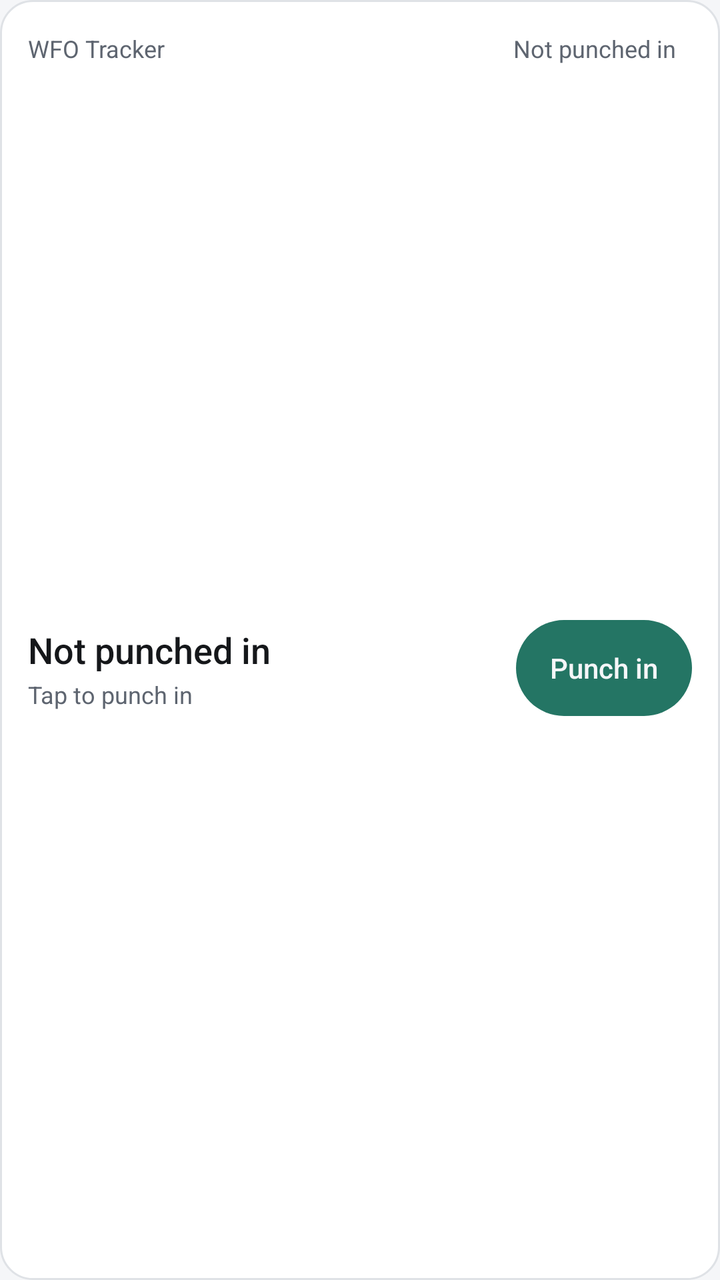
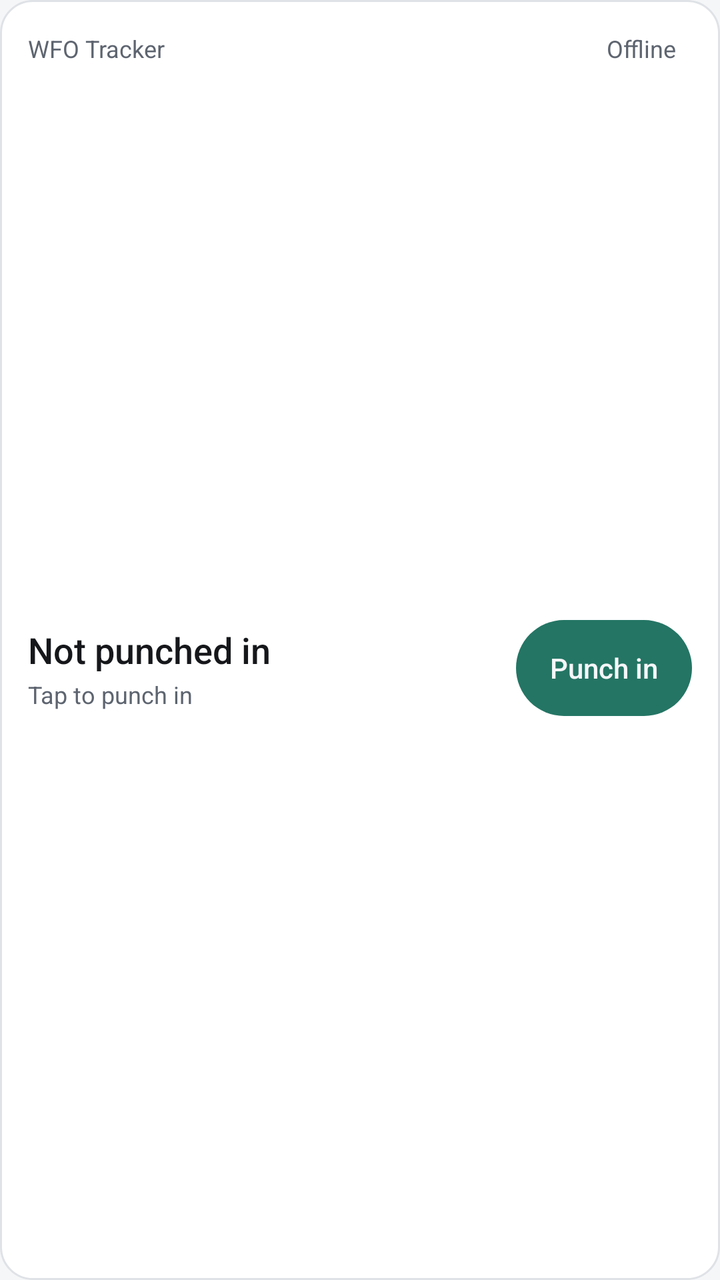

Screens rendered from an Android XML layout before and after an edit, with the pre-edit source and the edit as a unified diff.
<!-- AndroidManifest.xml: application theme Theme.MyApplication -->
<!-- res/layout/widget_wfo_tracker.xml -->
<?xml version="1.0" encoding="utf-8"?>
<LinearLayout xmlns:android="http://schemas.android.com/apk/res/android"
    android:id="@+id/widget_root"
    android:layout_width="match_parent"
    android:layout_height="match_parent"
    android:background="@drawable/widget_background"
    android:orientation="vertical"
    android:padding="14dp">

    
    <LinearLayout
        android:layout_width="match_parent"
        android:layout_height="wrap_content"
        android:orientation="horizontal"
        android:gravity="center_vertical">

        <TextView
            android:layout_width="0dp"
            android:layout_height="wrap_content"
            android:layout_weight="1"
            android:text="@string/app_name"
            android:textColor="@color/app_muted"
            android:textSize="12sp" />

        
        <TextView
            android:id="@+id/widget_status_pill"
            android:layout_width="wrap_content"
            android:layout_height="wrap_content"
            android:text="@string/widget_status_idle"
            android:textColor="@color/app_muted"
            android:textSize="12sp"
            android:paddingStart="8dp"
            android:paddingEnd="8dp"
            android:paddingTop="2dp"
            android:paddingBottom="2dp" />
    </LinearLayout>

    
    <LinearLayout
        android:layout_width="match_parent"
        android:layout_height="0dp"
        android:layout_weight="1"
        android:orientation="horizontal"
        android:gravity="center_vertical"
        android:layout_marginTop="8dp">

        
        <LinearLayout
            android:layout_width="0dp"
            android:layout_height="wrap_content"
            android:layout_weight="1"
            android:orientation="vertical">

            
            <Chronometer
                android:id="@+id/widget_chronometer"
                android:layout_width="wrap_content"
                android:layout_height="wrap_content"
                android:fontFamily="sans-serif-medium"
                android:fontFeatureSettings="tnum"
                android:textColor="@color/app_ink"
                android:textSize="22sp"
                android:visibility="gone" />

            
            <TextView
                android:id="@+id/widget_static_time"
                android:layout_width="wrap_content"
                android:layout_height="wrap_content"
                android:fontFamily="sans-serif-medium"
                android:text="@string/widget_status_idle"
                android:textColor="@color/app_ink"
                android:textSize="18sp" />

            
            <TextView
                android:id="@+id/widget_sub_info"
                android:layout_width="wrap_content"
                android:layout_height="wrap_content"
                android:layout_marginTop="2dp"
                android:text="@string/widget_tap_to_punch_in"
                android:textColor="@color/app_muted"
                android:textSize="12sp" />
        </LinearLayout>

        
        <Button
            android:id="@+id/widget_action_btn"
            android:layout_width="wrap_content"
            android:layout_height="wrap_content"
            android:minHeight="48dp"
            android:background="@drawable/widget_button_bg"
            android:fontFamily="sans-serif-medium"
            android:stateListAnimator="@null"
            android:text="@string/widget_action_punch_in"
            android:textAllCaps="false"
            android:textColor="@color/app_ground"
            android:textSize="14sp"
            android:paddingStart="16dp"
            android:paddingEnd="16dp" />
    </LinearLayout>

</LinearLayout>
<!-- resources referenced by this layout -->
<resources>
  <color name="app_ground">#F5F6F8</color>
  <color name="app_ink">#15171A</color>
  <color name="app_muted">#5E6570</color>
  <!-- drawable widget_background (drawable) -->
  <?xml version="1.0" encoding="utf-8"?>
  <shape xmlns:android="http://schemas.android.com/apk/res/android"
      android:shape="rectangle">
      <solid android:color="@color/app_raised" />
      <corners android:radius="16dp" />
      <stroke android:width="1dp" android:color="@color/app_rule" />
  </shape>
  <!-- drawable widget_button_bg (drawable) -->
  <?xml version="1.0" encoding="utf-8"?>
  <shape xmlns:android="http://schemas.android.com/apk/res/android"
      android:shape="rectangle">
      <solid android:color="@color/app_present" />
      <corners android:radius="999dp" />
  </shape>
  <string name="app_name">WFO Tracker</string>
  <string name="widget_action_punch_in">Punch in</string>
  <string name="widget_status_idle">Not punched in</string>
  <string name="widget_tap_to_punch_in">Tap to punch in</string>
  <style name="Theme.MyApplication" parent="android:Theme.DeviceDefault.Light.NoActionBar">
          <item name="android:colorAccent">@color/app_present</item>
          <item name="android:colorControlActivated">@color/app_present</item>
          <item name="android:windowBackground">@color/app_ground</item>
      </style>
  <color name="app_raised">#FFFFFF</color>
  <color name="app_rule">#DFE2E6</color>
  <color name="app_present">#247564</color>
</resources>

<!-- the commit's change to res/layout/widget_wfo_tracker.xml (unified diff, before → after) -->
@@ -27,7 +27,7 @@
             android:id="@+id/widget_status_pill"
             android:layout_width="wrap_content"
             android:layout_height="wrap_content"
-            android:text="@string/widget_status_idle"
+            android:text="@string/widget_status_offline"
             android:textColor="@color/app_muted"
             android:textSize="12sp"
             android:paddingStart="8dp"
<!-- resource entries referenced after the edit -->
@@ -21,6 +21,7 @@
   <string name="app_name">WFO Tracker</string>
   <string name="widget_action_punch_in">Punch in</string>
   <string name="widget_status_idle">Not punched in</string>
+  <string name="widget_status_offline">Offline</string>
   <string name="widget_tap_to_punch_in">Tap to punch in</string>
   <style name="Theme.MyApplication" parent="android:Theme.DeviceDefault.Light.NoActionBar">
           <item name="android:colorAccent">@color/app_present</item>
